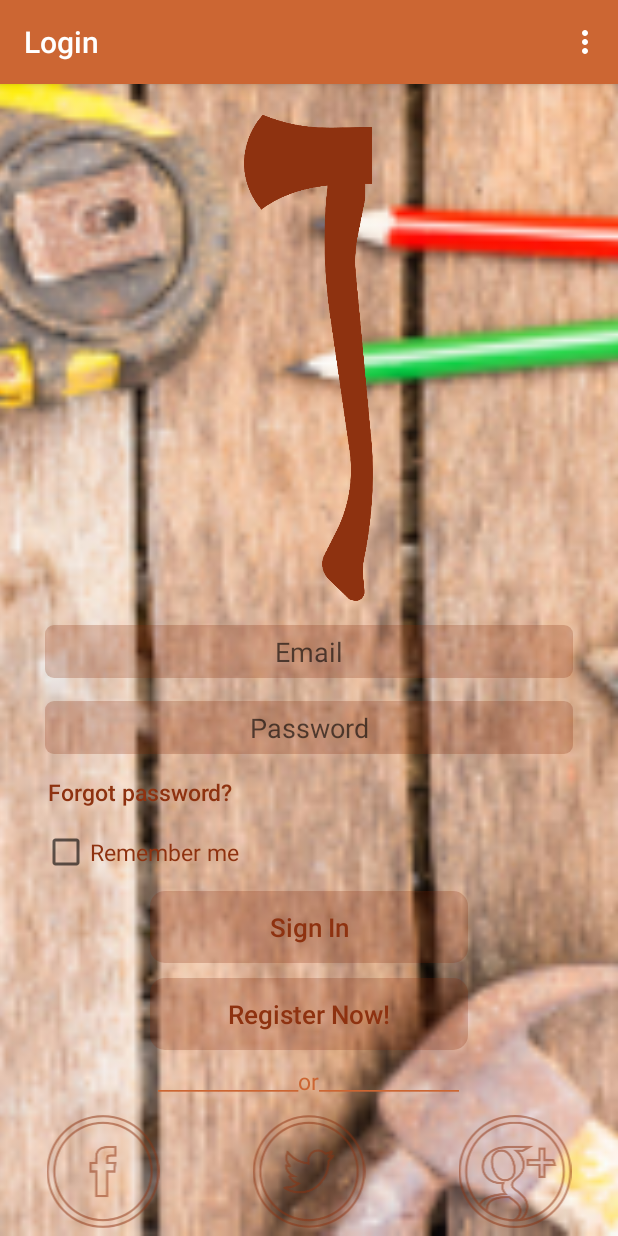
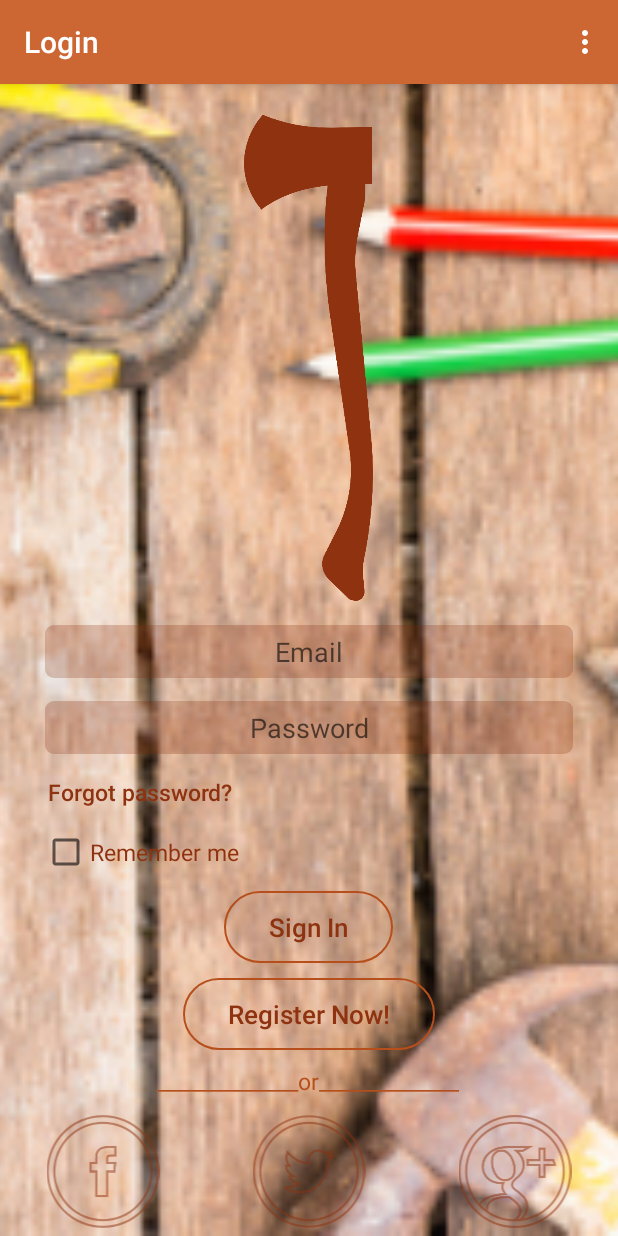
Before and after one commit to Shaima143/herfa_app, an Android app: the LoginActivity screen opened directly, with no data from a screen before it, on a phone screen of 412 x 824 dp. Run offline under Robolectric (Android 15) with nearby library versions, the phone set to English and light mode, and no system bars; our stand-ins replace Firebase (no records; nobody signed in at launch, a user with empty details on screens opened directly); libraries missing offline, so code that uses them is left out: com.jgabrielfreitas.core, jp.wasabeef.blurry; plain views replace BlurImageView; 2 statements that could not run were skipped.

Commit message:
user profile capture or take image from gallery

```diff
--- a/app/src/main/java/com/herfa/android/herfa/LoginActivity.java
+++ b/app/src/main/java/com/herfa/android/herfa/LoginActivity.java
@@ -40,7 +40,6 @@ import jp.wasabeef.blurry.Blurry;
 
 public class LoginActivity extends AppCompatActivity implements TextWatcher,CompoundButton.OnCheckedChangeListener {
 
-    private FirebaseAuth firebaseAuth;
     private ProgressDialog pd;
 
     EditText email, pwd;
@@ -48,6 +47,9 @@ public class LoginActivity extends AppCompatActivity implements TextWatcher,Comp
     CheckBox rememberMeCheckbox;
 
     BlurImageView blurImageView;
+
+    FirebaseUser firebaseUser;
+    FirebaseAuth firebaseAuth;
 
 
     SharedPreferences sharedPreferences;
@@ -169,7 +171,12 @@ public class LoginActivity extends AppCompatActivity implements TextWatcher,Comp
                                                     SignUpInfo info = dataSnapshot.getValue(SignUpInfo.class);
                                                     String uname = info.getUsername();
 
-                                                    Toast.makeText(LoginActivity.this, getString(R.string.Welcome_back) + " " + uname, Toast.LENGTH_SHORT).show();
+                                                    firebaseUser = firebaseAuth.getInstance().getCurrentUser();
+                                                    String username = firebaseUser.getDisplayName();
+                                                   // Toast.makeText(LoginActivity.this, ""+uname,Toast.LENGTH_LONG).show();
+
+
+                                                    Toast.makeText(LoginActivity.this, getString(R.string.Welcome_back) + ", " + username, Toast.LENGTH_SHORT).show();
                                                 }
 
                                                 @Override
--- /dev/null
+++ b/app/src/main/res/drawable/login_buttons_shape.xml
@@ -0,0 +1,23 @@
+<?xml version="1.0" encoding="utf-8"?>
+<shape xmlns:android="http://schemas.android.com/apk/res/android"
+    android:shape="rectangle">
+
+    <!--<stroke-->
+    <!--android:color="@color/darkBrown"-->
+    <!--android:width="0dp">-->
+    <!--</stroke>-->
+
+    <!--<solid android:color="@color/darkBrownTrans">-->
+    <!--</solid>-->
+
+    <stroke
+        android:width="1.5dp"
+        android:color="@color/avgBrown" >
+    </stroke>
+
+
+    <corners
+        android:radius="28dp">
+    </corners>
+
+</shape>
--- a/app/src/main/res/layout/activity_login.xml
+++ b/app/src/main/res/layout/activity_login.xml
@@ -115,12 +115,12 @@
                 android:layout_width="match_parent"
                 android:layout_height="wrap_content"
                 android:orientation="vertical"
-                android:layout_marginLeft="100dp"
-                android:layout_marginRight="100dp">
+                android:layout_marginLeft="10dp"
+                android:layout_marginRight="10dp">
 
                 <Button
                     android:id="@+id/buttonLogin"
-                    android:layout_width="match_parent"
+                    android:layout_width="wrap_content"
                     android:layout_height="wrap_content"
                     android:text="@string/sign_in"
                     android:textColor="@color/darkBrown"
@@ -128,13 +128,16 @@
                     android:layout_marginBottom="10dp"
                     android:textSize="@dimen/textSize17dp"
                     style="?android:attr/borderlessButtonStyle"
-                    android:background="@drawable/loginbuttonshape"
+                    android:background="@drawable/login_buttons_shape"
+                    android:layout_gravity="center"
+                    android:paddingRight="@dimen/margin30dp"
+                    android:paddingLeft="@dimen/margin30dp"
                     />
 
 
                 <Button
                     android:id="@+id/buttonNewUser"
-                    android:layout_width="match_parent"
+                    android:layout_width="wrap_content"
                     android:layout_height="wrap_content"
                     android:text="@string/register_now"
                     android:textColor="@color/darkBrown"
@@ -142,7 +145,10 @@
                     android:layout_marginBottom="10dp"
                     android:textSize="@dimen/textSize17dp"
                     style="?android:attr/borderlessButtonStyle"
-                    android:background="@drawable/loginbuttonshape"/>
+                    android:background="@drawable/login_buttons_shape"
+                    android:layout_gravity="center"
+                    android:paddingRight="@dimen/margin30dp"
+                    android:paddingLeft="@dimen/margin30dp"/>
                 <!--android:layout_marginLeft="80dp"-->
                 <!--android:layout_marginRight="80dp"/>-->
 
@@ -157,7 +163,7 @@
                 android:layout_height="wrap_content"
                 android:text="@string/or"
                 android:layout_marginBottom="12dp"
-                android:textColor="@color/lightBrown"
+                android:textColor="@color/avgBrown"
                 android:textSize="@dimen/textSize15dp"/>
 
 
--- a/app/src/main/res/layout/fragment_levels.xml
+++ b/app/src/main/res/layout/fragment_levels.xml
@@ -39,7 +39,7 @@
                     android:layout_marginBottom="@dimen/textSize17dp"
                     android:src="@drawable/nobody"
                     app:civ_border_color="@color/darkBrown"
-                    app:civ_border_width="3dp"
+                    app:civ_border_width="1dp"
                     android:layout_marginTop="@dimen/textSize15dp"
                     android:layout_marginLeft="@dimen/padding10dp"/>
 
--- a/app/src/main/res/values/colors.xml
+++ b/app/src/main/res/values/colors.xml
@@ -19,4 +19,6 @@
     <color name="white">#ffffff</color>
     <color name="greyUncheckedIcons">#afb6b6</color>
     <color name="customdialogBack">#d6e4d9c6</color>
+    <color name="profile">#aeffffff</color>
+    <color name="avgBrown">#b64f1c</color>
 </resources>
--- a/app/src/main/res/values/strings.xml
+++ b/app/src/main/res/values/strings.xml
@@ -72,7 +72,7 @@
     <string name="update_changes">Update changes</string>
     <string name="Firstproject">Firstproject</string>
     <string name="Basictools">Basictools</string>
-    <string name="Welcome_back">Welcome back</string>
+    <string name="Welcome_back">Welcome back, </string>
     <string name="levels">Levels</string>
     <string name="select_from_gallery">Select from gallery</string>
     <string name="choose_profile_photo">Choose profile photo</string>
```
Also changed, not shown: app/src/main/java/com/herfa/android/herfa/LevelsFragment.java (+16 -1 lines), app/src/main/java/com/herfa/android/herfa/UserProfileFragment.java (+116 -60 lines), app/src/main/res/drawable/price_shape.xml (added, +23 -0 lines), app/src/main/res/drawable/profile_edit_text.xml (added, +18 -0 lines), app/src/main/res/layout/fragment_product_details.xml (+3 -5 lines), app/src/main/res/layout/fragment_user_profile.xml (+24 -23 lines).
